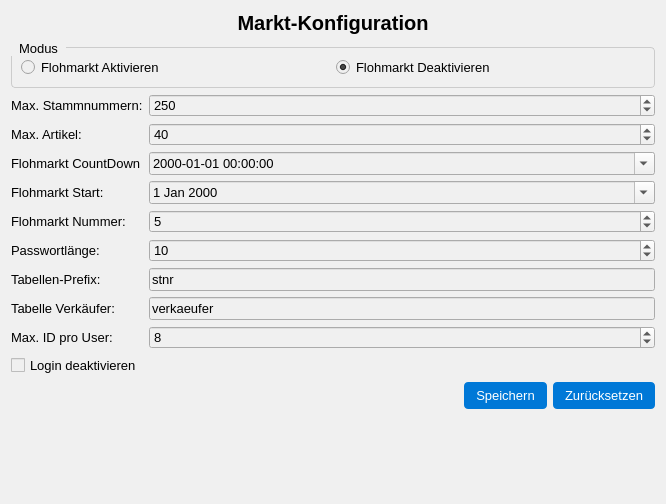
The window that src/ui/design/market_setting.ui (CodeName-666/VDataParser) describes before a commit, drawn with Qt 5.
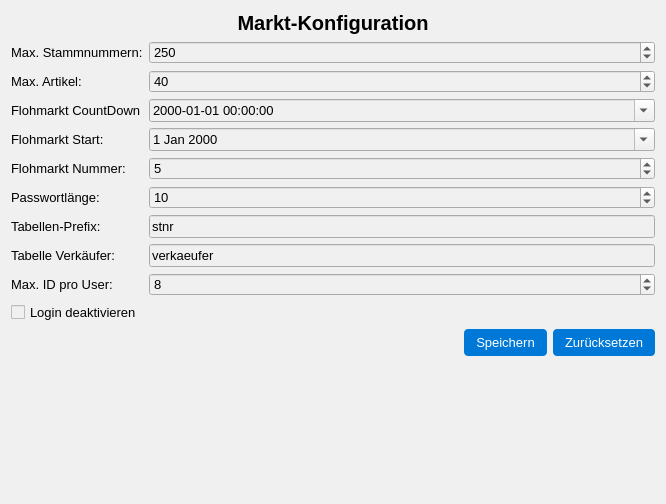
The same window after the commit.

Commit message: Remove obsolete Flohmarkt activation setting

Patch:
```diff
--- a/src/ui/design/market_setting.ui
+++ b/src/ui/design/market_setting.ui
@@ -31,32 +31,6 @@
      </property>
     </widget>
    </item>
-   <item>
-    <widget class="QGroupBox" name="modeGroupBox">
-     <property name="title">
-      <string>Modus</string>
-     </property>
-     <layout class="QHBoxLayout" name="horizontalLayout_mode">
-      <item>
-       <widget class="QRadioButton" name="radioActiveFlohmarkt">
-        <property name="text">
-         <string>Flohmarkt Aktivieren</string>
-        </property>
-       </widget>
-      </item>
-      <item>
-       <widget class="QRadioButton" name="radioDisbaledFlohmarkt">
-        <property name="text">
-         <string>Flohmarkt Deaktivieren</string>
-        </property>
-        <property name="checked">
-         <bool>true</bool>
-        </property>
-       </widget>
-      </item>
-     </layout>
-    </widget>
-   </item>
    <item>
     <layout class="QFormLayout" name="formLayout">
      <item row="0" column="0">
```
The commit also changes 3 other files.
